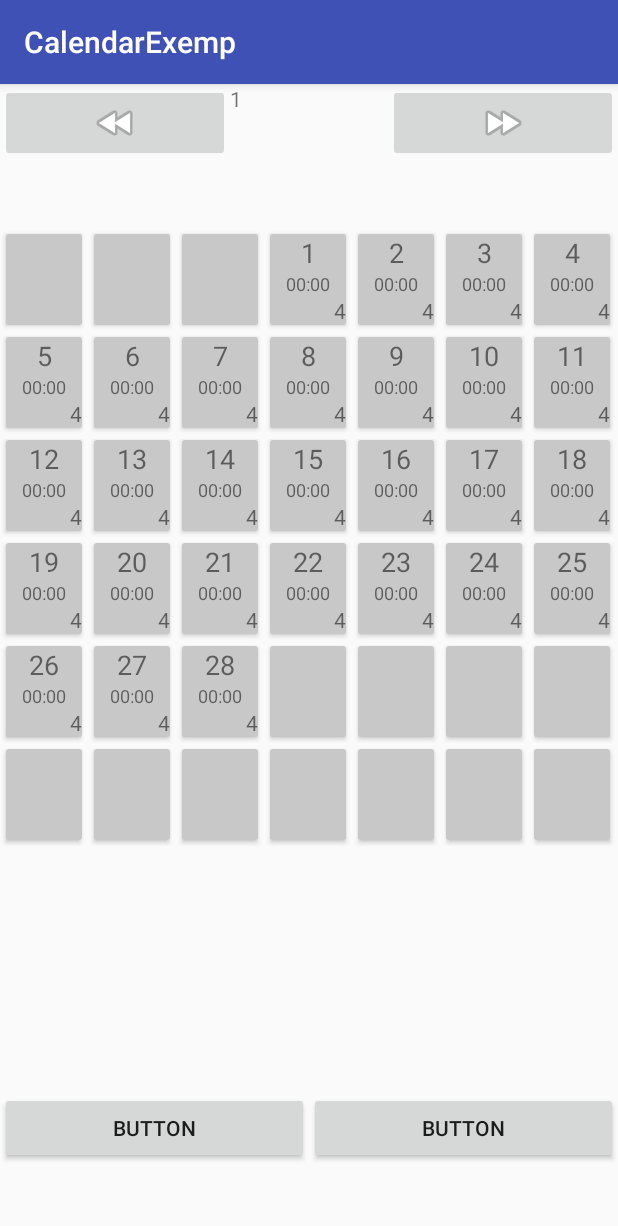
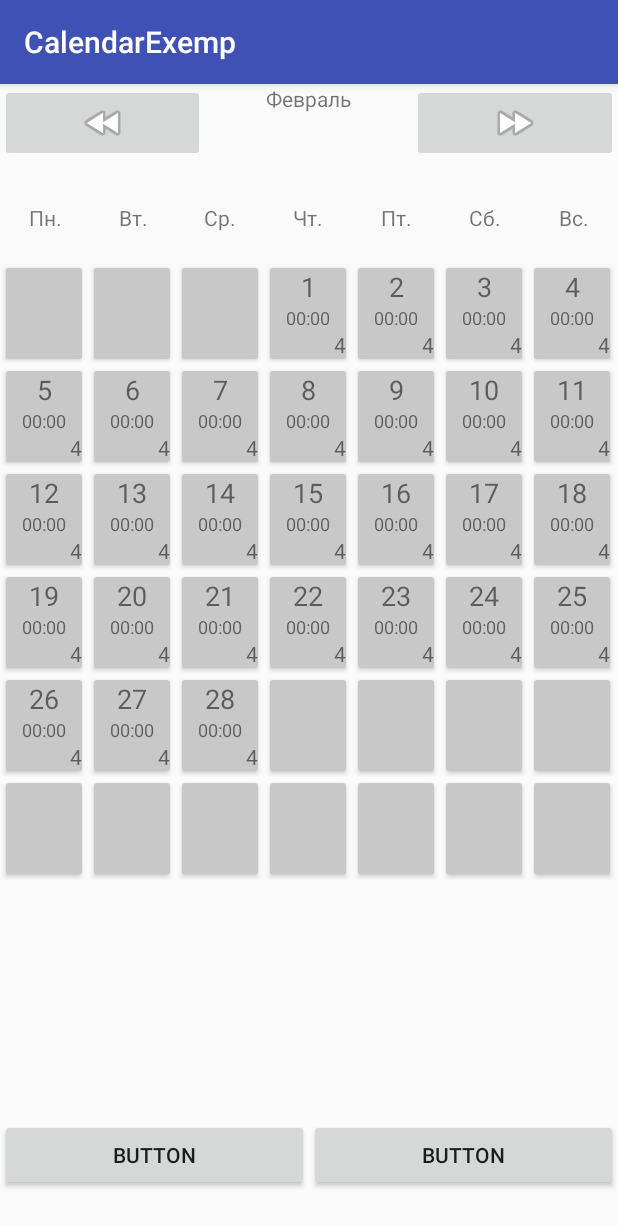
Before and after one commit to Deliveon/calendar4armchair, an Android app: the screen it shows after launch (MainActivity), after a tap on "TODO", on a phone screen of 412 x 824 dp. Shown: the top 1226 px of the screen. Run offline under Robolectric (Android 15) with nearby library versions, the phone set to English and light mode, and no system bars.

Commit message:
2 commit

```diff
--- a/app/src/main/java/com/example/user/calendarexemp/MainActivity.java
+++ b/app/src/main/java/com/example/user/calendarexemp/MainActivity.java
@@ -22,9 +22,10 @@ public class MainActivity extends AppCompatActivity {
     String[] data2 = new String[42];
     ViewPager vpMain;
     PagerAdapter pagerAdapter;
-    TextView textView4;
+    TextView tvMonthTitle;
     ImageButton imageButton;
     ImageButton imageButton2;
+    String[] monthName = {"Январь","Февраль","Март","Апрель","Май","Июнь","Июль","Август","Сентябрь","Октябрь","Ноябрь","Декабрь"};
 
     static final int PAGE_COUNT = 12;
     MonthFragment monthFragment;
@@ -36,7 +37,7 @@ public class MainActivity extends AppCompatActivity {
         super.onCreate(savedInstanceState);
         setContentView(R.layout.activity_main);
 
-        textView4 = findViewById(R.id.textView4);
+        tvMonthTitle = findViewById(R.id.tvMonthTitle);
         imageButton = findViewById(R.id.imageButton);
         imageButton2 = findViewById(R.id.imageButton2);
 //        Arrays.fill(data,"");
@@ -68,7 +69,7 @@ public class MainActivity extends AppCompatActivity {
             @Override
             public void onPageSelected(int position) {
                 Log.d("MyLog", "onPageSelected, position = " + position);
-                textView4.setText(String.valueOf(position));
+                tvMonthTitle.setText(monthName[position]);
             }
 
             @Override
--- a/app/src/main/res/layout/activity_main.xml
+++ b/app/src/main/res/layout/activity_main.xml
@@ -21,11 +21,12 @@
             app:srcCompat="@android:drawable/ic_media_rew" />
 
         <TextView
-            android:id="@+id/textView4"
+            android:id="@+id/tvMonthTitle"
             android:layout_width="wrap_content"
             android:layout_height="wrap_content"
             android:layout_weight="1"
-            android:text="@string/textview" />
+            android:text="@string/textview"
+            android:textAlignment="center" />
 
         <ImageButton
             android:id="@+id/imageButton2"
@@ -33,6 +34,69 @@
             android:layout_height="wrap_content"
             android:layout_weight="1"
             app:srcCompat="@android:drawable/ic_media_ff" android:contentDescription="TODO" />
+    </LinearLayout>
+
+    <LinearLayout
+        android:layout_width="match_parent"
+        android:layout_height="match_parent"
+        android:layout_weight="3.7"
+        android:orientation="horizontal">
+
+        <TextView
+            android:id="@+id/tvMondayTitle"
+            android:layout_width="wrap_content"
+            android:layout_height="wrap_content"
+            android:layout_weight="1"
+            android:text="Пн."
+            android:textAlignment="center" />
+
+        <TextView
+            android:id="@+id/tvTuesdayTitle"
+            android:layout_width="wrap_content"
+            android:layout_height="wrap_content"
+            android:layout_weight="1"
+            android:text="Вт."
+            android:textAlignment="center" />
+
+        <TextView
+            android:id="@+id/tvWednesdayTitle"
+            android:layout_width="wrap_content"
+            android:layout_height="wrap_content"
+            android:layout_weight="1"
+            android:text="Ср."
+            android:textAlignment="center" />
+
+        <TextView
+            android:id="@+id/tvThursdayTitle"
+            android:layout_width="wrap_content"
+            android:layout_height="wrap_content"
+            android:layout_weight="1"
+            android:text="Чт."
+            android:textAlignment="center" />
+
+        <TextView
+            android:id="@+id/tvFridayTitle"
+            android:layout_width="wrap_content"
+            android:layout_height="wrap_content"
+            android:layout_weight="1"
+            android:text="Пт."
+            android:textAlignment="center" />
+
+        <TextView
+            android:id="@+id/tvSaturdayTitle"
+            android:layout_width="wrap_content"
+            android:layout_height="wrap_content"
+            android:layout_weight="1"
+            android:text="Сб."
+            android:textAlignment="center" />
+
+        <TextView
+            android:id="@+id/tvSundayTitle"
+            android:layout_width="wrap_content"
+            android:layout_height="wrap_content"
+            android:layout_weight="1"
+            android:text="Вс."
+            android:textAlignment="center" />
     </LinearLayout>
 
     <android.support.v4.view.ViewPager
@@ -62,6 +126,7 @@
             android:layout_height="wrap_content"
             android:layout_weight="1"
             android:text="Button" />
+
     </LinearLayout>
 
 </LinearLayout>
```
